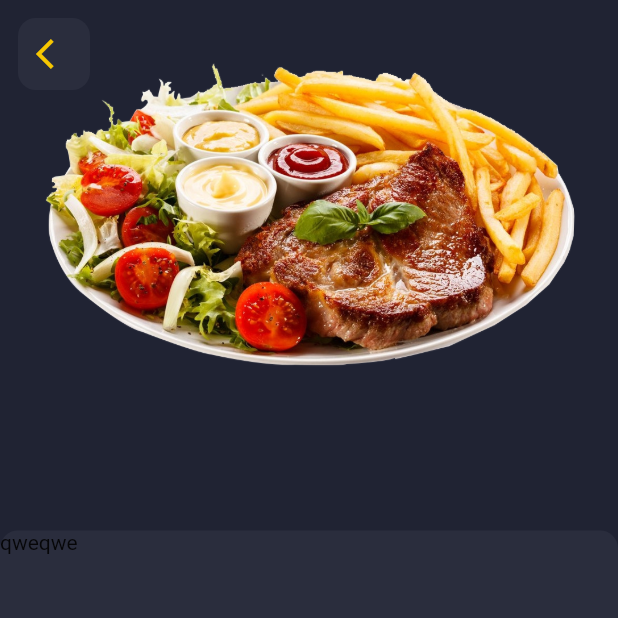
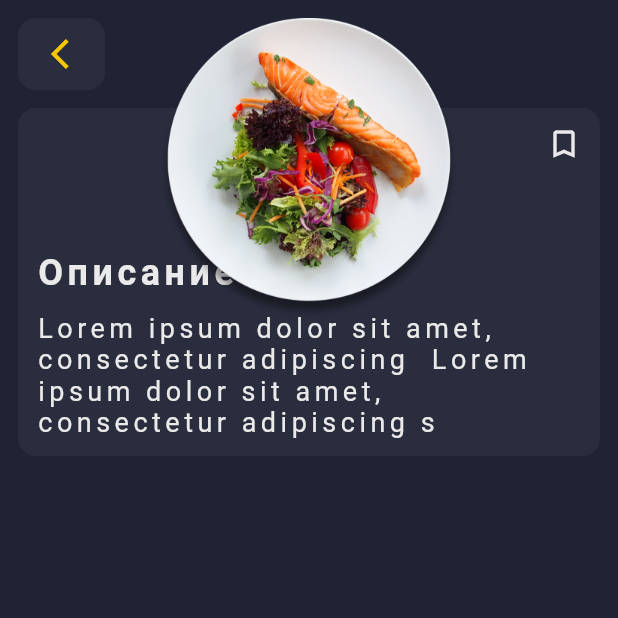
Before and after one commit to evgesha1247/eda2, a Flutter app: the DishDetaild screen opened directly, on a phone screen of 412 x 824 dp, the top half of it. Run offline on Flutter 3.47's test engine with Material 2 defaults, Android fonts, the phone set to English and light mode, and no system bars; our stand-ins replace hive, hive_flutter; missing offline and left inert: bottom_nav_bar; accounts and stored records are empty; statements that could not run were skipped.

Commit message:
особо нечего не сделал хочу переделать вкладку меню

```diff
--- a/lib/ui/screens/dish_detailed/dish_detailed_model.dart
+++ b/lib/ui/screens/dish_detailed/dish_detailed_model.dart
@@ -1,10 +1,33 @@
 import 'package:flutter/material.dart';
+import 'package:hive/hive.dart';
+
+import '../../../object/dish_object.dart';
 
 class DishDetailedModel extends ChangeNotifier {
   int dishKey;
-  DishDetailedModel({required this.dishKey});
+  late final Future<Box<Dish>> _dishBox;
+  Dish? _dish;
+  Dish? get dish => _dish;
+
+  DishDetailedModel({required this.dishKey}) {
+    _setup();
+  }
 
   void showMenu(context) {
     Navigator.of(context).pop();
   }
+
+  void _load() async {
+    final box = await _dishBox;
+    _dish = box.get(dishKey);
+    notifyListeners();
+  }
+
+  void _setup() async {
+    if (!Hive.isAdapterRegistered(0)) {
+      Hive.registerAdapter(DishAdapter());
+    }
+    _dishBox = Hive.openBox<Dish>('dish_box');
+    _load();
+  }
 }
--- a/lib/ui/screens/dish_detailed/dish_detailed_screen.dart
+++ b/lib/ui/screens/dish_detailed/dish_detailed_screen.dart
@@ -22,11 +22,11 @@ class _DishDetailedScreenState extends State<DishDetailedScreen> {
 
   @override
   Widget build(BuildContext context) {
-    final model = _model;
+    DishDetailedModel? model = _model;
     if (model != null) {
       return ChangeNotifierProvider(
         create: (context) => model,
-        child: DishDetaild(model: model),
+        child: const DishDetaild(),
       );
     } else {
       return const Center(child: CircularProgressIndicator());
@@ -35,32 +35,111 @@ class _DishDetailedScreenState extends State<DishDetailedScreen> {
 }
 
 class DishDetaild extends StatelessWidget {
-  const DishDetaild({Key? key, this.model}) : super(key: key);
-  final model;
+  const DishDetaild({Key? key}) : super(key: key);
   @override
   Widget build(BuildContext context) {
     return Scaffold(
-      body: Column(
+      body: SafeArea(
+        child: Padding(
+          padding: const EdgeInsets.all(ThemeApp.kInterval),
+          child: Column(
             children: [
-          Padding(
-            padding: EdgeInsets.all(ThemeApp.kInterval),
-            child: Stack(
-              children: [
-                //////////картинка///////////////
+              Stack(
+                children: const [
+                  _DishDetailedContainer(),
+                  _DishDetailedImg(),
+                  _DishDetailedButtonBack(),
+                ],
+              ),
+              //   _DishDetailedDescriptions(),
+            ],
+          ),
+        ),
+      ),
+    );
+  }
+}
 
-                SizedBox(
-                  height: MediaQuery.of(context).size.height * 0.4,
-                  width: double.infinity,
+class _DishDetailedImg extends StatelessWidget {
+  const _DishDetailedImg({Key? key}) : super(key: key);
+  @override
+  Widget build(BuildContext context) {
+    final model = context.watch<DishDetailedModel>();
+    final imgUrl = model.dish?.imgUrl ?? 'assets/imgs/food2.png';
+    return Center(
       child: Image.asset(
-                    'assets/imgs/food5.png',
+        imgUrl,
+        height: 200,
+        width: MediaQuery.of(context).size.width * 0.6,
         fit: BoxFit.contain,
         alignment: Alignment.topCenter,
       ),
+    );
+  }
+}
+
+class _DishDetailedContainer extends StatelessWidget {
+  const _DishDetailedContainer({Key? key}) : super(key: key);
+  @override
+  Widget build(BuildContext context) {
+    return Container(
+      width: double.infinity,
+      decoration: const BoxDecoration(
+        color: ThemeApp.kFrontColor,
+        borderRadius: BorderRadius.all(
+          Radius.circular(ThemeApp.kRadius),
         ),
+      ),
+      margin: const EdgeInsets.only(top: 60),
+      padding: const EdgeInsets.all(ThemeApp.kInterval),
+      child: const _DishDetailedText(),
+    );
+  }
+}
 
-                //////////кнопка назад ///////////////
+class _DishDetailedText extends StatelessWidget {
+  const _DishDetailedText({Key? key}) : super(key: key);
+  @override
+  Widget build(BuildContext context) {
+    return Column(
+      crossAxisAlignment: CrossAxisAlignment.start,
+      children: const [
+        Align(
+          alignment: Alignment.topRight,
+          child: Icon(Icons.bookmark_border, color: ThemeApp.kWhite),
+        ),
+        SizedBox(height: 60),
+        Text(
+          'Описание',
+          style: TextStyle(
+            fontWeight: FontWeight.bold,
+            color: ThemeApp.kWhite,
+            letterSpacing: 3,
+            fontSize: 24,
+          ),
+        ),
+        SizedBox(height: ThemeApp.kInterval),
+        Text(
+          'Lorem ipsum dolor sit amet, consectetur adipiscing  Lorem ipsum dolor sit amet, consectetur adipiscing s',
+          style: TextStyle(
+            color: ThemeApp.kWhite,
+            fontSize: 18,
+            fontWeight: FontWeight.normal,
+            letterSpacing: 3,
+          ),
+        ),
+      ],
+    );
+  }
+}
 
-                GestureDetector(
+class _DishDetailedButtonBack extends StatelessWidget {
+  const _DishDetailedButtonBack({Key? key}) : super(key: key);
+
+  @override
+  Widget build(BuildContext context) {
+    final model = context.read<DishDetailedModel>();
+    return GestureDetector(
       onTap: () => model.showMenu(context),
       child: Container(
         decoration: const BoxDecoration(
@@ -69,30 +148,17 @@ class DishDetaild extends StatelessWidget {
             Radius.circular(ThemeApp.kRadius),
           ),
         ),
-                    padding: const EdgeInsets.all(ThemeApp.kInterval),
+        padding: const EdgeInsets.only(
+          top: ThemeApp.kInterval,
+          bottom: ThemeApp.kInterval,
+          left: ThemeApp.kInterval + 10,
+          right: ThemeApp.kInterval,
+        ),
         child: const Icon(
           Icons.arrow_back_ios,
           color: ThemeApp.kAccent,
         ),
       ),
-                ),
-              ],
-            ),
-          ),
-          Expanded(
-            child: Container(
-              width: double.infinity,
-              decoration: const BoxDecoration(
-                color: ThemeApp.kFrontColor,
-                borderRadius: BorderRadius.all(
-                  Radius.circular(ThemeApp.kRadius),
-                ),
-              ),
-              child: Text('qweqwe'),
-            ),
-          ),
-        ],
-      ),
     );
   }
 }
```
Also changed, not shown: lib/object/dish_model.dart (+8 -1 lines), lib/ui/screens/menu_screnn/menu_screen.dart (+59 -37 lines), lib/ui/widgets/button_favorit_widget/button_favorit_widget.dart (added, +28 -0 lines). Lines whose indentation alone changed are shown as unchanged.
